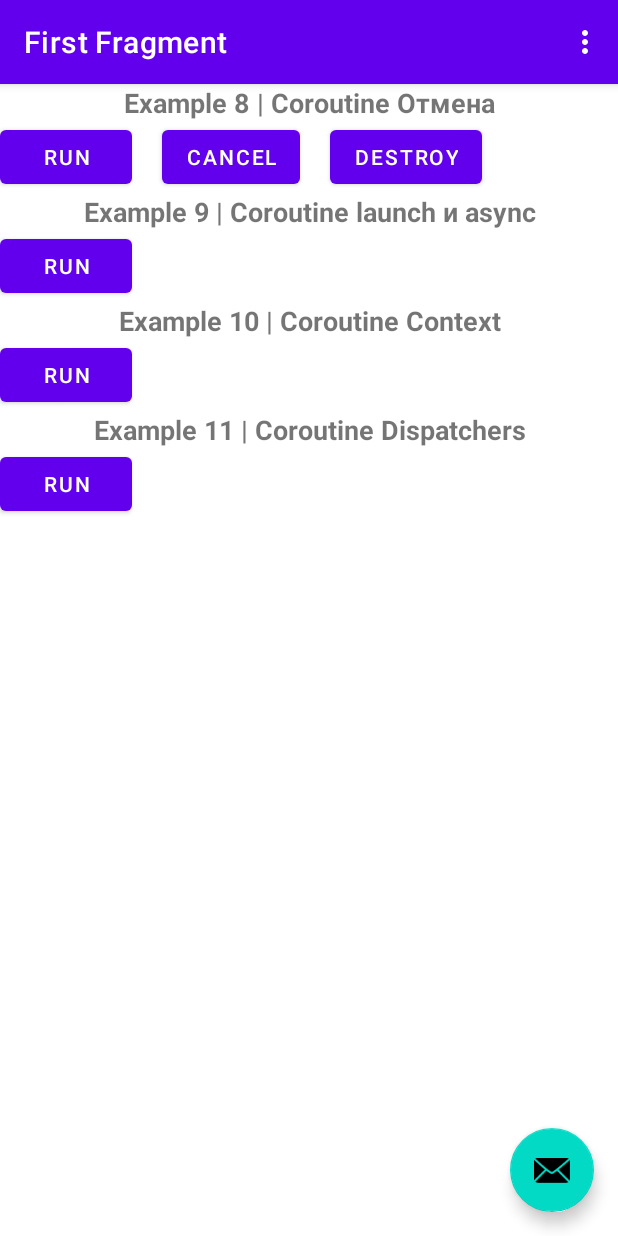
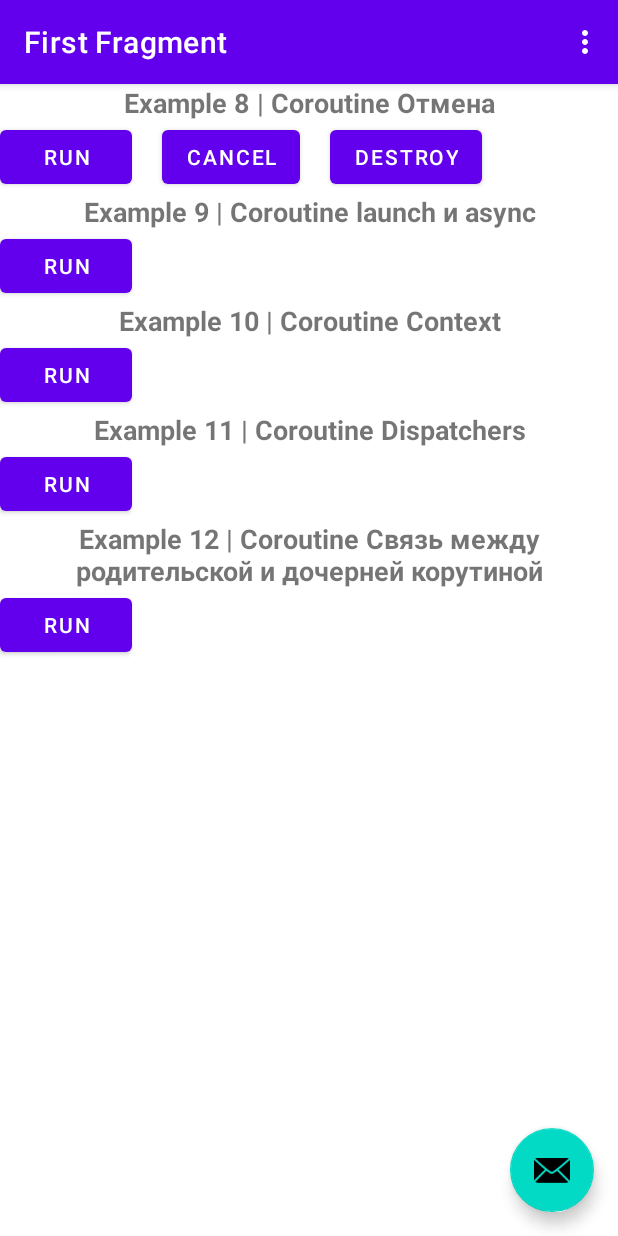
Before and after one commit to CapitainMarkul/KotlinCoroutinesSandbox, an Android app: the screen it shows after launch (MainActivity), on a phone screen of 412 x 824 dp. Run offline under Robolectric (Android 15) with nearby library versions, the phone set to English and light mode, and no system bars; our stand-ins replace navigation-ui.

Commit message:
Feature: добавлен 11 урок

```diff
--- a/app/src/main/java/com/example/kotlincoroutinessandbox/FirstFragment.kt
+++ b/app/src/main/java/com/example/kotlincoroutinessandbox/FirstFragment.kt
@@ -18,12 +18,17 @@ import kotlinx.coroutines.launch
 import java.text.SimpleDateFormat
 import java.util.Date
 import java.util.Locale
+import java.util.concurrent.Executors
 import java.util.concurrent.TimeUnit
+import kotlin.concurrent.thread
 import kotlin.coroutines.AbstractCoroutineContextElement
 import kotlin.coroutines.ContinuationInterceptor
 import kotlin.coroutines.CoroutineContext
 import kotlin.coroutines.EmptyCoroutineContext
+import kotlin.coroutines.resume
+import kotlin.coroutines.suspendCoroutine
 import kotlinx.coroutines.Dispatchers
+import kotlinx.coroutines.asCoroutineDispatcher
 import kotlinx.coroutines.async
 import kotlinx.coroutines.selects.SelectInstance
 
@@ -38,6 +43,25 @@ class FirstFragment : Fragment() {
         private const val TAG_EXAMPLE_9 = "TAG_EXAMPLE_9"
         private const val TAG_EXAMPLE_10 = "TAG_EXAMPLE_10"
         private const val TAG_EXAMPLE_11 = "TAG_EXAMPLE_11"
+        private const val TAG_EXAMPLE_12 = "TAG_EXAMPLE_12"
+        private const val TAG_EXAMPLE_13 = "TAG_EXAMPLE_13"
+        private const val TAG_EXAMPLE_14 = "TAG_EXAMPLE_14"
+        private const val TAG_EXAMPLE_15 = "TAG_EXAMPLE_15"
+        private const val TAG_EXAMPLE_16 = "TAG_EXAMPLE_16"
+        private const val TAG_EXAMPLE_17 = "TAG_EXAMPLE_17"
+        private const val TAG_EXAMPLE_18 = "TAG_EXAMPLE_18"
+        private const val TAG_EXAMPLE_19 = "TAG_EXAMPLE_19"
+        private const val TAG_EXAMPLE_20 = "TAG_EXAMPLE_20"
+        private const val TAG_EXAMPLE_21 = "TAG_EXAMPLE_21"
+        private const val TAG_EXAMPLE_22 = "TAG_EXAMPLE_22"
+        private const val TAG_EXAMPLE_23 = "TAG_EXAMPLE_23"
+        private const val TAG_EXAMPLE_24 = "TAG_EXAMPLE_24"
+        private const val TAG_EXAMPLE_25 = "TAG_EXAMPLE_25"
+        private const val TAG_EXAMPLE_26 = "TAG_EXAMPLE_26"
+        private const val TAG_EXAMPLE_27 = "TAG_EXAMPLE_27"
+        private const val TAG_EXAMPLE_28 = "TAG_EXAMPLE_28"
+        private const val TAG_EXAMPLE_29 = "TAG_EXAMPLE_29"
+        private const val TAG_EXAMPLE_30 = "TAG_EXAMPLE_30"
     }
 
     private var _binding: FragmentFirstBinding? = null
@@ -370,7 +394,36 @@ class FirstFragment : Fragment() {
          * https://startandroid.ru/ru/courses/kotlin/29-course/kotlin/606-urok-11-korutiny-dispatcher.html
          */
 
+        /* На дефолтном диспетчере - корутины ожидают очереди, на IO - нет, т.к. там 64+ потока в пуле. */
+        val scope = CoroutineScope(Dispatchers.Default)
+
+        /* Кастомный Executor с одим потоком. */
+        val scopeSingleThread = CoroutineScope(
+            Executors.newSingleThreadExecutor().asCoroutineDispatcher()
+        )
+
+        /* Диспетчер, который не переключает поток. */
+        val scopeUnconfined = CoroutineScope(Dispatchers.Unconfined)
+
         binding.example11Btn.setOnClickListener {
+            repeat(6) {
+                scope.launch {
+                    log(TAG_EXAMPLE_11, "coroutine $it, start")
+                    TimeUnit.MILLISECONDS.sleep(100)
+                    log(TAG_EXAMPLE_11, "coroutine $it, end")
+                }
+            }
+        }
+    }
+
+    private fun coroutineExample12() {
+        /*
+         * Урок 12. Корутины. Связь между родительской и дочерней корутиной
+         *
+         * https://startandroid.ru/ru/courses/kotlin/29-course/kotlin/607-urok-12-svyaz-mezhdu-roditelskoy-i-docherney-korutinoy.html
+         */
+
+        binding.example12Btn.setOnClickListener {
 
         }
     }
@@ -394,4 +447,12 @@ class FirstFragment : Fragment() {
     ): AbstractCoroutineContextElement(UserData) {
         companion object Key : CoroutineContext.Key<UserData>
     }
+
+    private suspend fun getData(): String =
+        suspendCoroutine {
+            thread {
+                TimeUnit.MILLISECONDS.sleep(3000)
+                it.resume("Data")
+            }
+        }
 }
--- a/app/src/main/res/layout/fragment_first.xml
+++ b/app/src/main/res/layout/fragment_first.xml
@@ -115,4 +115,27 @@
 
     </LinearLayout>
 
+    <TextView
+        android:layout_width="match_parent"
+        android:layout_height="wrap_content"
+        android:gravity="center"
+        android:text="Example 12 | Coroutine Связь между родительской и дочерней корутиной"
+        android:textSize="18sp"
+        android:textStyle="bold"
+        tools:ignore="HardcodedText"/>
+
+    <LinearLayout
+        android:layout_width="match_parent"
+        android:layout_height="wrap_content"
+        android:orientation="horizontal">
+
+        <Button
+            android:id="@+id/example_12_btn"
+            android:layout_width="wrap_content"
+            android:layout_height="wrap_content"
+            android:text="RUN"
+            tools:ignore="HardcodedText"/>
+
+    </LinearLayout>
+
 </LinearLayout>
```
